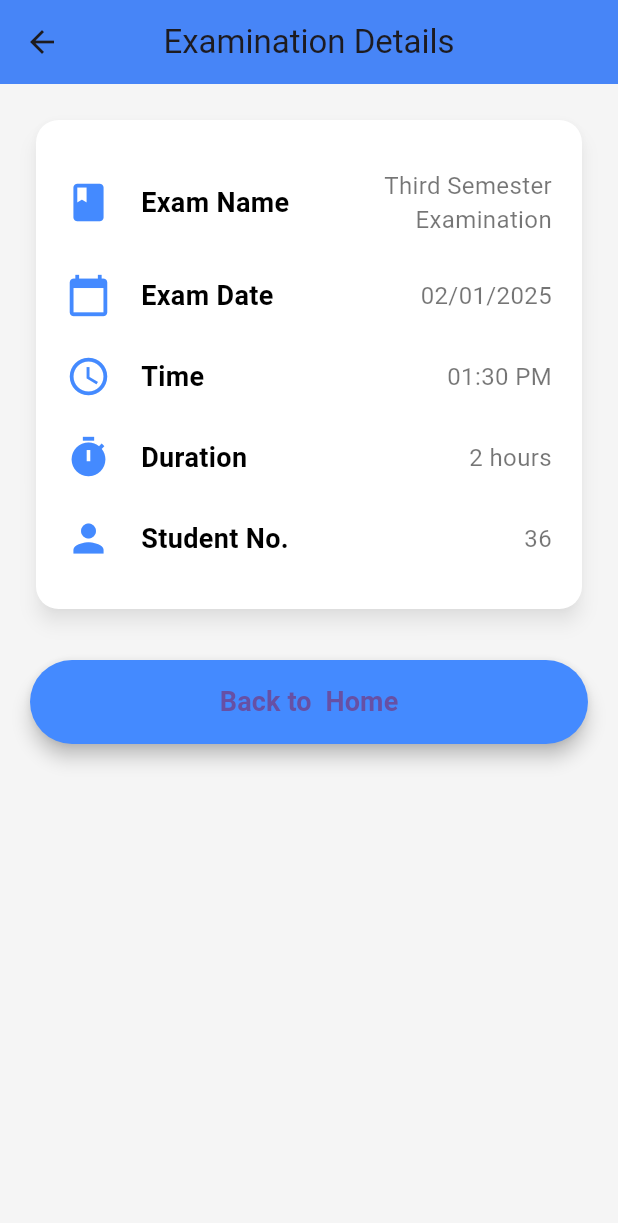
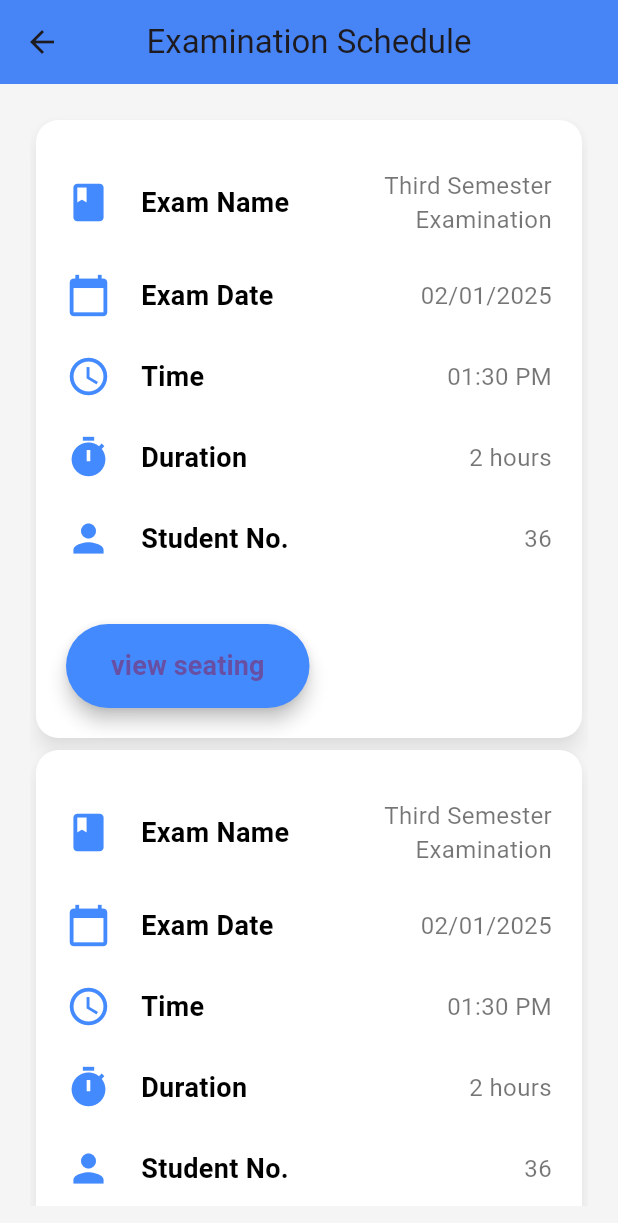
Before and after one commit to mpsuryamp/ExamAlignApp, a Flutter app: the Examhall screen opened directly, on a phone screen of 412 x 824 dp. Shown: the top 1223 px of the screen. Run offline on Flutter 3.47's test engine with Material 3 defaults, Android fonts, the phone set to English and light mode, and no system bars; our stand-ins replace dio, image_picker; network calls fail.

Commit message:
2nd commit

```diff
--- a/lib/Examhalldetail.dart
+++ b/lib/Examhalldetail.dart
@@ -1,3 +1,4 @@
+import 'package:examinationseatingarrangement/presentation/student/viewExamHall.dart';
 import 'package:flutter/material.dart';
 
 import 'package:flutter/material.dart';
@@ -13,21 +14,19 @@ class _ExamhallState extends State<Examhall> {
   @override
   Widget build(BuildContext context) {
     return Scaffold(
-      backgroundColor: Colors.grey[100], // Light background color for better contrast
+      backgroundColor:
+          Colors.grey[100], // Light background color for better contrast
       appBar: AppBar(
-        title: Text('Examination Details'),
+        title: Text('Examination Schedule'),
         centerTitle: true,
         backgroundColor: Colors.blueAccent,
         elevation: 4.0, // Subtle shadow for the app bar
       ),
       body: Padding(
         padding: const EdgeInsets.all(20.0), // Padding around the content
-        child: ListView(
-          children: [
-            _buildExamDetailsCard(),
-            SizedBox(height: 30), // Space between sections
-            _buildActionButton(),
-          ],
+        child: ListView.builder(
+          itemBuilder: (context, index) => _buildExamDetailsCard(),
+          itemCount: 4,
         ),
       ),
     );
@@ -49,6 +48,8 @@ class _ExamhallState extends State<Examhall> {
             _buildRow(Icons.access_time, 'Time', '01:30 PM'),
             _buildRow(Icons.timer, 'Duration', '2 hours'),
             _buildRow(Icons.person, 'Student No.', '36'),
+            SizedBox(height: 30), // Space between sections
+            _buildActionButton(),
           ],
         ),
       ),
@@ -95,6 +96,8 @@ class _ExamhallState extends State<Examhall> {
   Widget _buildActionButton() {
     return ElevatedButton(
       onPressed: () {
+        Navigator.push(
+              context, MaterialPageRoute(builder: (ctxt) =>SeatingArrangementScreen ()));
         // Handle button click, e.g., for navigating to another page
       },
       style: ElevatedButton.styleFrom(
@@ -106,13 +109,12 @@ class _ExamhallState extends State<Examhall> {
         elevation: 5.0,
       ),
       child: Text(
-        'Back to  Home',
+        'view seating',
         style: TextStyle(
           fontSize: 18.0,
           fontWeight: FontWeight.bold,
         ),
       ),
     );
-
   }
 }
```
Also changed, not shown: lib/Feedback.dart (+7 -1 lines), lib/loginpage.dart (+10 -7 lines), lib/presentation/student/stdhome.dart (+21 -3 lines), lib/presentation/teacher/teahomepage.dart (+22 -1 lines), lib/services/Feedbackapi.dart (+4 -5 lines), lib/services/loginapi.dart (+25 -4 lines).
